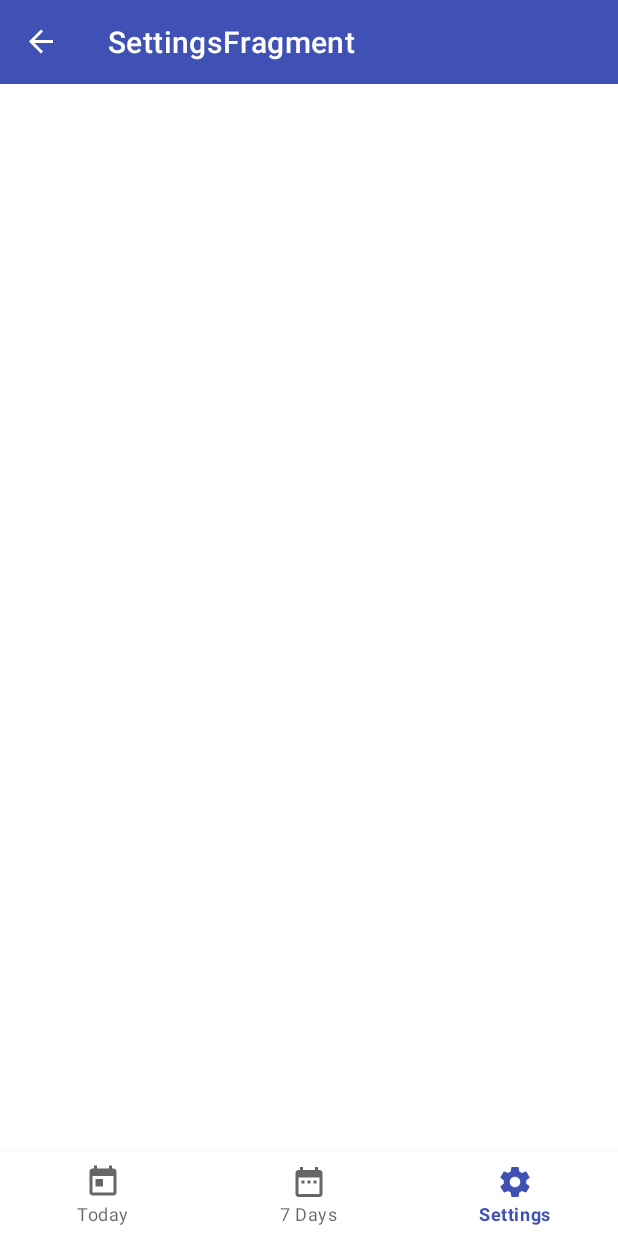
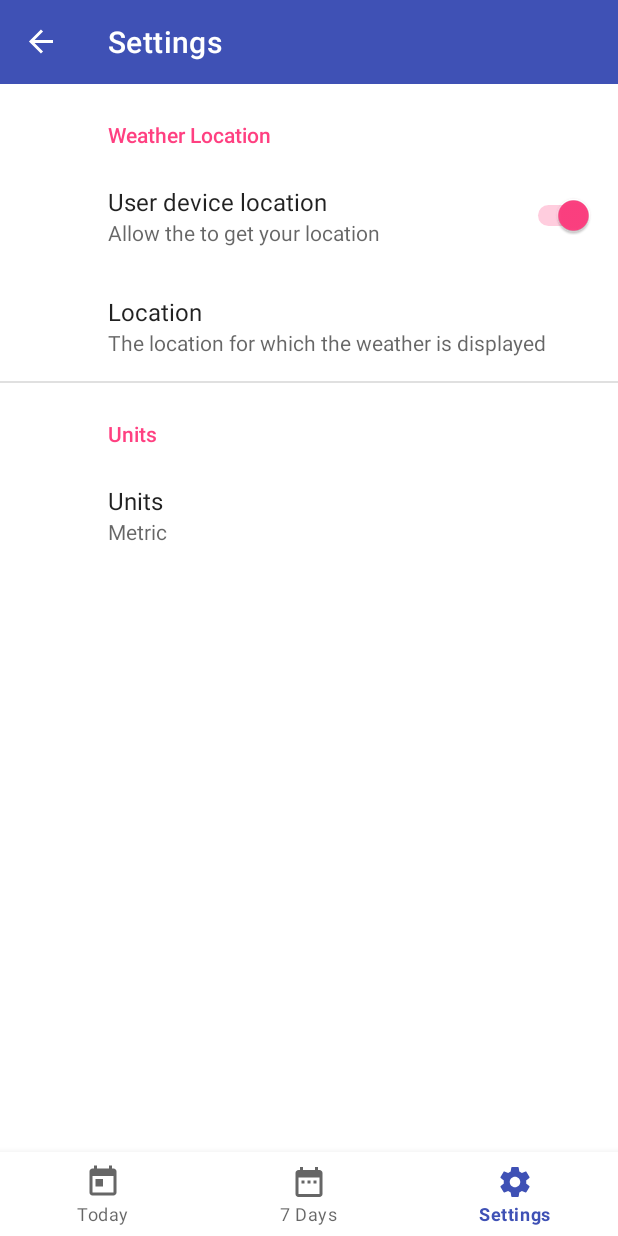
Before and after one commit to Mauricio-Souza/Forecast-App, an Android app: the screen it shows after launch (MainActivity), item 3 of the bottom bar chosen, on a phone screen of 412 x 824 dp. Run offline under Robolectric (Android 15) with nearby library versions, the phone set to English and light mode, and no system bars; our stand-ins replace androidx.preference, navigation-ui; libraries missing offline, so code that uses them is left out: com.jakewharton.threetenabp, org.kodein.di; pictures from the network do not load; 5 statements that could not run were skipped.

Commit message:
PreferencesFragment created and configured

```diff
--- /dev/null
+++ b/app/src/main/java/dev/msouza/com/forecast_app/data/provider/UnitProvider.kt
@@ -0,0 +1,7 @@
+package dev.msouza.com.forecast_app.data.provider
+
+import dev.msouza.com.forecast_app.intern.UnitSystem
+
+interface UnitProvider {
+    fun getUnitSystem(): UnitSystem
+}
--- /dev/null
+++ b/app/src/main/java/dev/msouza/com/forecast_app/data/provider/UnitProviderImpl.kt
@@ -0,0 +1,19 @@
+package dev.msouza.com.forecast_app.data.provider
+
+import android.content.Context
+import android.content.SharedPreferences
+import android.preference.PreferenceManager
+import dev.msouza.com.forecast_app.R
+import dev.msouza.com.forecast_app.intern.UnitSystem
+
+class UnitProviderImpl(private val context: Context) : UnitProvider {
+
+    private val appContext = context.applicationContext
+    private val preferences: SharedPreferences
+        get() = PreferenceManager.getDefaultSharedPreferences(appContext)
+
+    override fun getUnitSystem(): UnitSystem {
+        val selectedName = preferences.getString(context.getString(R.string.key_list_units), UnitSystem.METRIC.name)
+        return UnitSystem.valueOf(selectedName!!)
+    }
+}
--- a/app/src/main/java/dev/msouza/com/forecast_app/ui/ForecastApp.kt
+++ b/app/src/main/java/dev/msouza/com/forecast_app/ui/ForecastApp.kt
@@ -1,13 +1,17 @@
 package dev.msouza.com.forecast_app.ui
 
 import android.app.Application
+import android.preference.PreferenceManager
 import com.jakewharton.threetenabp.AndroidThreeTen
+import dev.msouza.com.forecast_app.R
 import dev.msouza.com.forecast_app.data.database.db_provider.ForecastDatabase
 import dev.msouza.com.forecast_app.data.network.ConnectivityInterceptor
 import dev.msouza.com.forecast_app.data.network.ConnectivityInterceptorImpl
 import dev.msouza.com.forecast_app.data.network.client_provider.RetrofitProvider
 import dev.msouza.com.forecast_app.data.network.data_source.WeatherDataSource
 import dev.msouza.com.forecast_app.data.network.data_source.WeatherNetworkDataSource
+import dev.msouza.com.forecast_app.data.provider.UnitProvider
+import dev.msouza.com.forecast_app.data.provider.UnitProviderImpl
 import dev.msouza.com.forecast_app.data.repository.ForecastRepository
 import dev.msouza.com.forecast_app.data.repository.ForecastRepositoryImpl
 import dev.msouza.com.forecast_app.ui.weather.current.CurrentWeatherViewModelFactory
@@ -29,11 +33,13 @@ class ForecastApp : Application(), KodeinAware {
         bind() from singleton { RetrofitProvider(instance()) }
         bind<WeatherDataSource>() with singleton { WeatherNetworkDataSource(instance()) }
         bind<ForecastRepository>() with singleton { ForecastRepositoryImpl(instance(), instance()) }
-        bind() from provider { CurrentWeatherViewModelFactory(instance()) }
+        bind<UnitProvider>() with  singleton { UnitProviderImpl(instance()) }
+        bind() from provider { CurrentWeatherViewModelFactory(instance(), instance()) }
     }
 
     override fun onCreate() {
         super.onCreate()
         AndroidThreeTen.init(this)
+        PreferenceManager.setDefaultValues(this, R.xml.preferences, false)
     }
 }
--- a/app/src/main/java/dev/msouza/com/forecast_app/ui/settings/SettingsFragment.kt
+++ b/app/src/main/java/dev/msouza/com/forecast_app/ui/settings/SettingsFragment.kt
@@ -1,6 +1,19 @@
 package dev.msouza.com.forecast_app.ui.settings
 
-import androidx.fragment.app.Fragment
+import android.os.Bundle
+import androidx.appcompat.app.AppCompatActivity
+import androidx.preference.PreferenceFragmentCompat
+import dev.msouza.com.forecast_app.R
 
-class SettingsFragment : Fragment() {
+class SettingsFragment : PreferenceFragmentCompat() {
+
+    override fun onCreatePreferences(savedInstanceState: Bundle?, rootKey: String?) {
+        addPreferencesFromResource(R.xml.preferences)
+    }
+
+    override fun onActivityCreated(savedInstanceState: Bundle?) {
+        super.onActivityCreated(savedInstanceState)
+        (activity as? AppCompatActivity)?.supportActionBar?.title = "Settings"
+        (activity as? AppCompatActivity)?.supportActionBar?.subtitle = null
+    }
 }
--- a/app/src/main/java/dev/msouza/com/forecast_app/ui/weather/current/CurrentWeatherViewModel.kt
+++ b/app/src/main/java/dev/msouza/com/forecast_app/ui/weather/current/CurrentWeatherViewModel.kt
@@ -1,15 +1,18 @@
 package dev.msouza.com.forecast_app.ui.weather.current
 
 import androidx.lifecycle.ViewModel
+import dev.msouza.com.forecast_app.data.provider.UnitProvider
+import dev.msouza.com.forecast_app.data.provider.UnitProviderImpl
 import dev.msouza.com.forecast_app.data.repository.ForecastRepository
 import dev.msouza.com.forecast_app.intern.UnitSystem
 import dev.msouza.com.forecast_app.intern.lazyDeferred
 
 class CurrentWeatherViewModel(
-        private val forecastRepository: ForecastRepository
+        private val forecastRepository: ForecastRepository,
+        unitProvider: UnitProvider
 ) : ViewModel() {
 
-    private val unitSystem = UnitSystem.METRIC
+    private val unitSystem = unitProvider.getUnitSystem()
 
     val isMetric: Boolean
         get() = unitSystem == UnitSystem.METRIC
--- a/app/src/main/java/dev/msouza/com/forecast_app/ui/weather/current/CurrentWeatherViewModelFactory.kt
+++ b/app/src/main/java/dev/msouza/com/forecast_app/ui/weather/current/CurrentWeatherViewModelFactory.kt
@@ -2,14 +2,16 @@ package dev.msouza.com.forecast_app.ui.weather.current
 
 import androidx.lifecycle.ViewModel
 import androidx.lifecycle.ViewModelProvider
+import dev.msouza.com.forecast_app.data.provider.UnitProvider
 import dev.msouza.com.forecast_app.data.repository.ForecastRepository
 
 class CurrentWeatherViewModelFactory(
-    private val forecastRepository: ForecastRepository
+    private val forecastRepository: ForecastRepository,
+    private val unitProvider: UnitProvider
 ) : ViewModelProvider.NewInstanceFactory() {
 
     @Suppress("UNCHECKED_CAST")
     override fun <T : ViewModel?> create(modelClass: Class<T>): T {
-        return CurrentWeatherViewModel(forecastRepository) as T
+        return CurrentWeatherViewModel(forecastRepository, unitProvider) as T
     }
 }
--- /dev/null
+++ b/app/src/main/res/values/arrays.xml
@@ -0,0 +1,12 @@
+<?xml version="1.0" encoding="utf-8"?>
+<resources>
+    <string-array name="unitSystemValues">
+        <item>METRIC</item>
+        <item>IMPERIAL</item>
+    </string-array>
+
+    <string-array name="unitSystemEntries">
+        <item>Metric</item>
+        <item>Imperial</item>
+    </string-array>
+</resources>
--- a/app/src/main/res/values/strings.xml
+++ b/app/src/main/res/values/strings.xml
@@ -1,3 +1,14 @@
 <resources>
     <string name="app_name">Forecast</string>
+    <string name="title_weather_location">Weather Location</string>
+    <string name="title_user_device_location">User device location</string>
+    <string name="summary_user_device_location">Allow the to get your location</string>
+    <string name="key_user_device_location">USER_DEVICE_LOCATION</string>
+    <string name="key_location">CUSTOM_LOCATION</string>
+    <string name="title_location">Location</string>
+    <string name="summary_locaton">The location for which the weather is displayed</string>
+    <string name="title_units">Units</string>
+    <string name="title_list_units">Unit System</string>
+    <string name="key_list_units">UNIT_SYSTEM</string>
+    <string name="title_toolbar_settings">Settings</string>
 </resources>
--- /dev/null
+++ b/app/src/main/res/xml/preferences.xml
@@ -0,0 +1,35 @@
+<?xml version="1.0" encoding="utf-8"?>
+<PreferenceScreen xmlns:android="http://schemas.android.com/apk/res/android">
+
+    <PreferenceCategory
+        android:title="@string/title_weather_location">
+
+    <SwitchPreference
+        android:key="@string/key_user_device_location"
+        android:title="@string/title_user_device_location"
+        android:summary="@string/summary_user_device_location"
+        android:defaultValue="true"
+        android:disableDependentsState="true"/>
+
+    <EditTextPreference
+        android:key="@string/key_location"
+        android:title="@string/title_location"
+        android:summary="@string/summary_locaton"
+        android:defaultValue="Sao Paulo"
+        android:dependency="@string/key_user_device_location"/>
+
+    </PreferenceCategory>
+
+    <PreferenceCategory
+        android:title="@string/title_units">
+
+        <ListPreference
+            android:key="@string/key_list_units"
+            android:title="@string/title_units"
+            android:summary="%s"
+            android:defaultValue="METRIC"
+            android:entries="@array/unitSystemEntries"
+            android:entryValues="@array/unitSystemValues"/>
+
+    </PreferenceCategory>
+</PreferenceScreen>
--- a/build.gradle
+++ b/build.gradle
@@ -9,9 +9,9 @@ buildscript {
         maven { url 'https://dl.bintray.com/kotlin/kotlin-eap' }
     }
     dependencies {
-        classpath 'com.android.tools.build:gradle:3.3.0'
+        classpath 'com.android.tools.build:gradle:3.3.2'
         classpath "org.jetbrains.kotlin:kotlin-gradle-plugin:$kotlin_version"
-        classpath "android.arch.navigation:navigation-safe-args-gradle-plugin:1.0.0-alpha07"
+        classpath "android.arch.navigation:navigation-safe-args-gradle-plugin:1.0.0"
 
         // NOTE: Do not place your application dependencies here; they belong
         // in the individual module build.gradle files
```
